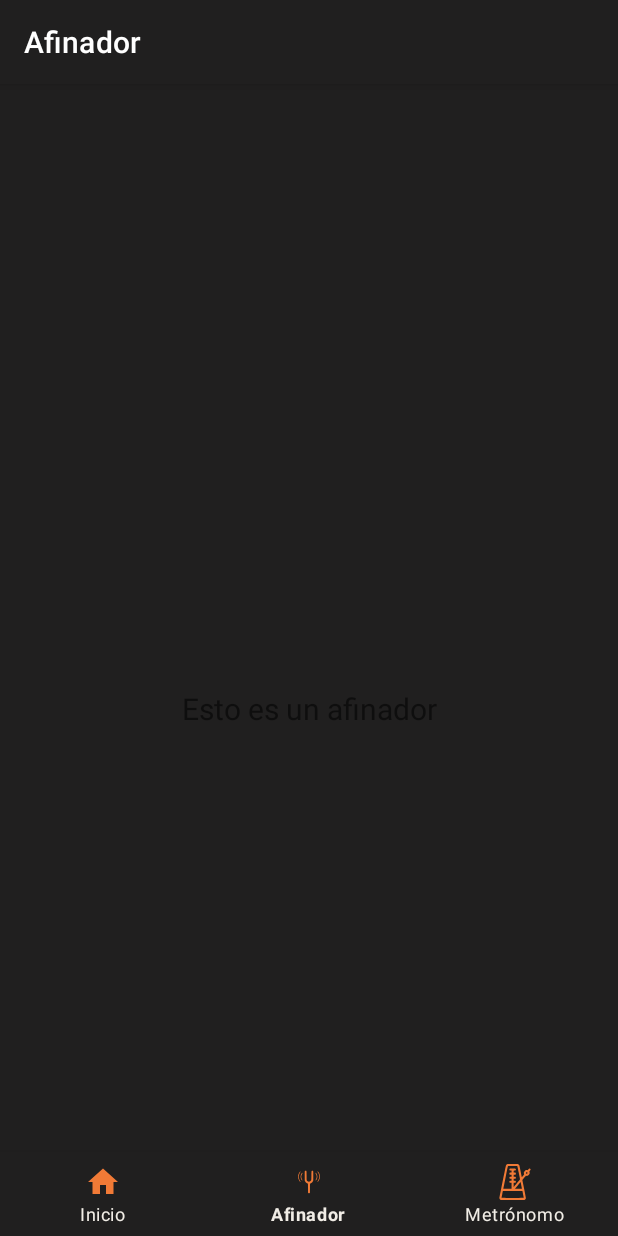
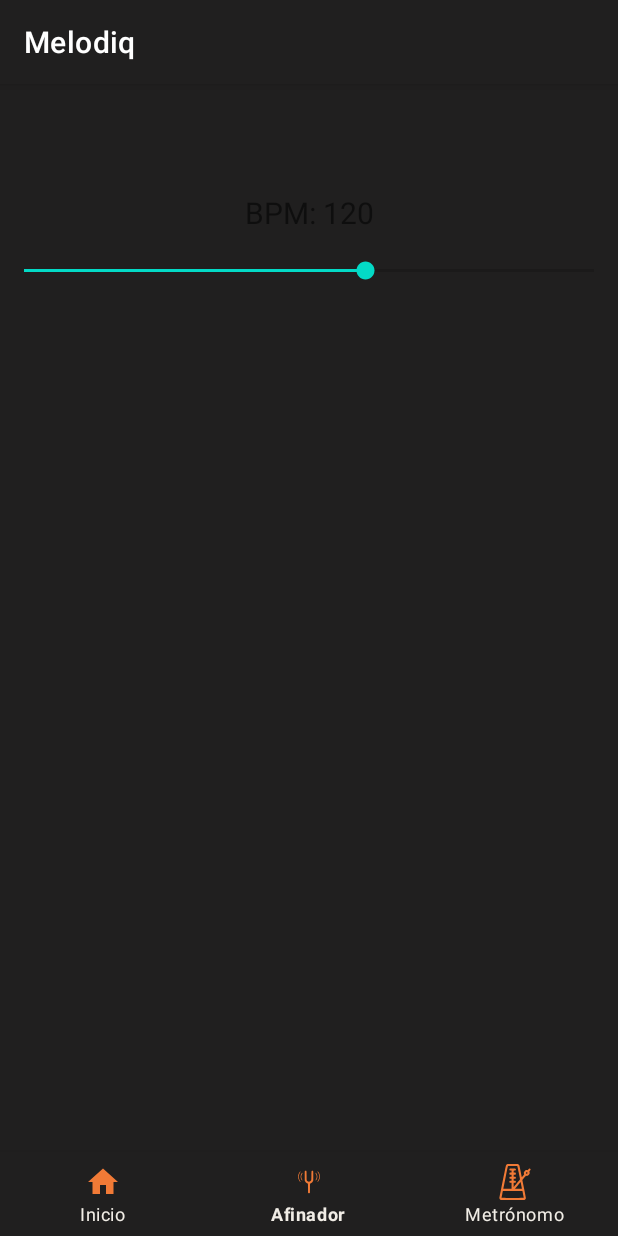
Before and after one commit to emontesadraz/MelodiqAndroid, an Android app: the MetronomeFragment screen opened through its navigation route, item 2 of the bottom bar chosen, on a phone screen of 412 x 824 dp. Run offline under Robolectric (Android 15) with nearby library versions, the phone set to English and light mode, and no system bars; our stand-ins replace navigation-ui; 6 statements that could not run were skipped.

Commit message:
La app se abre correctamente, ver algunos fallitos

```diff
--- a/app/build.gradle.kts
+++ b/app/build.gradle.kts
@@ -15,6 +15,7 @@ android {
         versionName = "1.0"
 
         testInstrumentationRunner = "androidx.test.runner.AndroidJUnitRunner"
+
     }
 
     buildTypes {
@@ -46,8 +47,8 @@ dependencies {
     implementation(libs.androidx.constraintlayout)
     implementation(libs.androidx.lifecycle.livedata.ktx)
     implementation(libs.androidx.lifecycle.viewmodel.ktx)
-    implementation(libs.androidx.navigation.fragment.ktx)
-    implementation(libs.androidx.navigation.ui.ktx)
+    implementation ("androidx.navigation:navigation-fragment-ktx:2.7.7")
+    implementation ("androidx.navigation:navigation-ui-ktx:2.7.7")
     testImplementation(libs.junit)
     androidTestImplementation(libs.androidx.junit)
     androidTestImplementation(libs.androidx.espresso.core)
--- a/app/src/main/java/com/example/melodiqandroid/MainActivity.kt
+++ b/app/src/main/java/com/example/melodiqandroid/MainActivity.kt
@@ -1,35 +1,23 @@
 package com.example.melodiqandroid
-
 import android.os.Bundle
+import androidx.appcompat.app.AppCompatActivity
+import androidx.navigation.fragment.NavHostFragment
+import androidx.navigation.ui.setupWithNavController
+import com.example.melodiqandroid.R
 import com.google.android.material.bottomnavigation.BottomNavigationView
-import androidx.appcompat.app.AppCompatActivity
-import androidx.navigation.findNavController
-import androidx.navigation.ui.AppBarConfiguration
-import androidx.navigation.ui.setupActionBarWithNavController
-import androidx.navigation.ui.setupWithNavController
-import com.example.melodiqandroid.databinding.ActivityMainBinding
 
 class MainActivity : AppCompatActivity() {
-
-    private lateinit var binding: ActivityMainBinding
-
     override fun onCreate(savedInstanceState: Bundle?) {
         super.onCreate(savedInstanceState)
+        setContentView(R.layout.activity_main)
 
-        binding = ActivityMainBinding.inflate(layoutInflater)
-        setContentView(binding.root)
+        val navHostFragment = supportFragmentManager
+            .findFragmentById(R.id.nav_host_fragment) as NavHostFragment
 
-        val navView: BottomNavigationView = binding.navView
+        val navController = navHostFragment.navController
 
-        val navController = findNavController(R.id.nav_host_fragment_activity_main)
-        // Passing each menu ID as a set of Ids because each
-        // menu should be considered as top level destinations.
-        val appBarConfiguration = AppBarConfiguration(
-            setOf(
-                R.id.navigation_home, R.id.navigation_dashboard, R.id.navigation_notifications
-            )
-        )
-        setupActionBarWithNavController(navController, appBarConfiguration)
-        navView.setupWithNavController(navController)
+        // Conexión con el BottomNavigationView
+        val bottomNav = findViewById<BottomNavigationView>(R.id.nav_view)
+        bottomNav.setupWithNavController(navController)
     }
 }
--- a/app/src/main/java/com/example/melodiqandroid/ui/metronome/model/Metronome.kt
+++ b/app/src/main/java/com/example/melodiqandroid/ui/metronome/model/Metronome.kt
@@ -8,6 +8,9 @@ class Metronome(private val soundManager: SoundManager) {
     private var bpm = 60
     private val delay: Long get() = 60000L / bpm // ms por pulso
 
+    /**
+     * Devuelve el BPM actual del metrónomo.
+     */
     /**
      * Cambia el BPM del metrónomo.
      * @param newBpm El nuevo BPM. Debe estar entre 40 y 208.
--- a/app/src/main/java/com/example/melodiqandroid/ui/metronome/view/MetronomeFragment.kt
+++ b/app/src/main/java/com/example/melodiqandroid/ui/metronome/view/MetronomeFragment.kt
@@ -4,40 +4,50 @@ import android.os.Bundle
 import android.view.LayoutInflater
 import android.view.View
 import android.view.ViewGroup
+import android.widget.SeekBar
 import android.widget.TextView
 import androidx.fragment.app.Fragment
 import androidx.lifecycle.ViewModelProvider
-import com.example.melodiqandroid.databinding.FragmentNotificationsBinding
+import com.example.melodiqandroid.R
 import com.example.melodiqandroid.ui.metronome.viewmodel.MetronomeViewModel
 
 class MetronomeFragment : Fragment() {
 
-    private var _binding: FragmentNotificationsBinding? = null
-
-    // This property is only valid between onCreateView and
-    // onDestroyView.
-    private val binding get() = _binding!!
+    private lateinit var metronomeViewModel: MetronomeViewModel
 
     override fun onCreateView(
         inflater: LayoutInflater,
         container: ViewGroup?,
         savedInstanceState: Bundle?
     ): View {
-        val notificationsViewModel =
-            ViewModelProvider(this).get(MetronomeViewModel::class.java)
+        val root = inflater.inflate(R.layout.fragment_metronome, container, false)
 
-        _binding = FragmentNotificationsBinding.inflate(inflater, container, false)
-        val root: View = binding.root
+        // Inicializa el ViewModel
+        metronomeViewModel = ViewModelProvider(this).get(MetronomeViewModel::class.java)
 
-        val textView: TextView = binding.textNotifications
-        notificationsViewModel.text.observe(viewLifecycleOwner) {
-            textView.text = it
+        // Referencias a los elementos de la UI
+        val bpmText = root.findViewById<TextView>(R.id.bpmText)
+        val seekBar = root.findViewById<SeekBar>(R.id.seekBar)
+
+        // Observa los cambios en el LiveData de BPM
+        metronomeViewModel.bpm.observe(viewLifecycleOwner) { bpm ->
+            bpmText.text = "BPM: $bpm"
+            seekBar.progress = bpm
         }
+
+        // Configura el SeekBar
+        seekBar.max = MetronomeViewModel.MAX_BPM - MetronomeViewModel.MIN_BPM
+        seekBar.setOnSeekBarChangeListener(object : SeekBar.OnSeekBarChangeListener {
+            override fun onProgressChanged(seekBar: SeekBar?, progress: Int, fromUser: Boolean) {
+                if (fromUser) {
+                    metronomeViewModel.setBpm(progress + MetronomeViewModel.MIN_BPM)
+                }
+            }
+
+            override fun onStartTrackingTouch(seekBar: SeekBar?) {}
+            override fun onStopTrackingTouch(seekBar: SeekBar?) {}
+        })
+
         return root
     }
-
-    override fun onDestroyView() {
-        super.onDestroyView()
-        _binding = null
-    }
 }
--- a/app/src/main/java/com/example/melodiqandroid/ui/tuner/view/TunerFragment.kt
+++ b/app/src/main/java/com/example/melodiqandroid/ui/tuner/view/TunerFragment.kt
@@ -7,12 +7,12 @@ import android.view.ViewGroup
 import android.widget.TextView
 import androidx.fragment.app.Fragment
 import androidx.lifecycle.ViewModelProvider
-import com.example.melodiqandroid.databinding.FragmentDashboardBinding
+import com.example.melodiqandroid.databinding.FragmentTunerBinding
 import com.example.melodiqandroid.ui.tuner.viewmodel.TunerViewModel
 
-class DashboardFragment : Fragment() {
+class TunerFragment : Fragment() {
 
-    private var _binding: FragmentDashboardBinding? = null
+    private var _binding: FragmentTunerBinding? = null
 
     // This property is only valid between onCreateView and
     // onDestroyView.
@@ -23,14 +23,14 @@ class DashboardFragment : Fragment() {
         container: ViewGroup?,
         savedInstanceState: Bundle?
     ): View {
-        val dashboardViewModel =
+        val tunerViewModel =
             ViewModelProvider(this).get(TunerViewModel::class.java)
 
-        _binding = FragmentDashboardBinding.inflate(inflater, container, false)
+        _binding = FragmentTunerBinding.inflate(inflater, container, false)
         val root: View = binding.root
 
         val textView: TextView = binding.textDashboard
-        dashboardViewModel.text.observe(viewLifecycleOwner) {
+        tunerViewModel.text.observe(viewLifecycleOwner) {
             textView.text = it
         }
         return root
--- a/app/src/main/res/layout/activity_main.xml
+++ b/app/src/main/res/layout/activity_main.xml
@@ -6,6 +6,14 @@
     android:layout_height="match_parent"
     android:paddingTop="?attr/actionBarSize"
     android:background="@color/ic_melodiq_background">
+
+    <androidx.fragment.app.FragmentContainerView
+        android:id="@+id/nav_host_fragment"
+        android:name="androidx.navigation.fragment.NavHostFragment"
+        android:layout_width="match_parent"
+        android:layout_height="match_parent"
+        app:defaultNavHost="true"
+        app:navGraph="@navigation/mobile_navigation" />
 
     <com.google.android.material.bottomnavigation.BottomNavigationView
         android:id="@+id/nav_view"
@@ -21,16 +29,4 @@
         app:layout_constraintRight_toRightOf="parent"
         app:menu="@menu/bottom_nav_menu" />
 
-    <fragment
-        android:id="@+id/nav_host_fragment_activity_main"
-        android:name="androidx.navigation.fragment.NavHostFragment"
-        android:layout_width="match_parent"
-        android:layout_height="match_parent"
-        app:defaultNavHost="true"
-        app:layout_constraintBottom_toTopOf="@id/nav_view"
-        app:layout_constraintLeft_toLeftOf="parent"
-        app:layout_constraintRight_toRightOf="parent"
-        app:layout_constraintTop_toTopOf="parent"
-        app:navGraph="@navigation/mobile_navigation" />
-
 </androidx.constraintlayout.widget.ConstraintLayout>
--- a/app/src/main/res/layout/fragment_dashboard.xml
+++ /dev/null
@@ -1,22 +0,0 @@
-<?xml version="1.0" encoding="utf-8"?>
-<androidx.constraintlayout.widget.ConstraintLayout xmlns:android="http://schemas.android.com/apk/res/android"
-    xmlns:app="http://schemas.android.com/apk/res-auto"
-    xmlns:tools="http://schemas.android.com/tools"
-    android:layout_width="match_parent"
-    android:layout_height="match_parent"
-    tools:context=".ui.tuner.view.DashboardFragment">
-
-    <TextView
-        android:id="@+id/text_dashboard"
-        android:layout_width="match_parent"
-        android:layout_height="wrap_content"
-        android:layout_marginStart="8dp"
-        android:layout_marginTop="8dp"
-        android:layout_marginEnd="8dp"
-        android:textAlignment="center"
-        android:textSize="20sp"
-        app:layout_constraintBottom_toBottomOf="parent"
-        app:layout_constraintEnd_toEndOf="parent"
-        app:layout_constraintStart_toStartOf="parent"
-        app:layout_constraintTop_toTopOf="parent" />
-</androidx.constraintlayout.widget.ConstraintLayout>
--- /dev/null
+++ b/app/src/main/res/layout/fragment_tuner.xml
@@ -0,0 +1,31 @@
+<?xml version="1.0" encoding="utf-8"?>
+<androidx.constraintlayout.widget.ConstraintLayout xmlns:android="http://schemas.android.com/apk/res/android"
+    xmlns:app="http://schemas.android.com/apk/res-auto"
+    xmlns:tools="http://schemas.android.com/tools"
+    android:layout_width="match_parent"
+    android:layout_height="match_parent"
+    tools:context=".ui.metronome.view.MetronomeFragment">
+
+
+    <TextView
+        android:id="@+id/bpmText"
+        android:layout_width="wrap_content"
+        android:layout_height="wrap_content"
+        android:text="BPM: 120"
+        android:textSize="20sp"
+        app:layout_constraintTop_toTopOf="parent"
+        app:layout_constraintStart_toStartOf="parent"
+        app:layout_constraintEnd_toEndOf="parent"
+        android:layout_marginTop="16dp" />
+
+    <SeekBar
+        android:id="@+id/seekBar"
+        android:layout_width="0dp"
+        android:layout_height="wrap_content"
+        android:max="200"
+        android:progress="120"
+        app:layout_constraintTop_toBottomOf="@id/bpmText"
+        app:layout_constraintStart_toStartOf="parent"
+        app:layout_constraintEnd_toEndOf="parent"
+        android:layout_marginTop="16dp" />
+</androidx.constraintlayout.widget.ConstraintLayout>
--- a/app/src/main/res/navigation/mobile_navigation.xml
+++ b/app/src/main/res/navigation/mobile_navigation.xml
@@ -13,13 +13,13 @@
 
     <fragment
         android:id="@+id/navigation_dashboard"
-        android:name="com.example.melodiqandroid.ui.tuner.view.DashboardFragment"
+        android:name="com.example.melodiqandroid.ui.tuner.view.TunerFragment"
         android:label="@string/title_tuner"
-        tools:layout="@layout/fragment_dashboard" />
+        tools:layout="@layout/fragment_tuner" />
 
     <fragment
         android:id="@+id/navigation_notifications"
         android:name="com.example.melodiqandroid.ui.metronome.view.MetronomeFragment"
         android:label="@string/title_metronome"
-        tools:layout="@layout/fragment_notifications" />
+        tools:layout="@layout/fragment_metronome" />
 </navigation>
--- a/gradle.properties
+++ b/gradle.properties
@@ -6,7 +6,6 @@
 # http://www.gradle.org/docs/current/userguide/build_environment.html
 # Specifies the JVM arguments used for the daemon process.
 # The setting is particularly useful for tweaking memory settings.
-org.gradle.jvmargs=-Xmx2048m -Dfile.encoding=UTF-8
 # When configured, Gradle will run in incubating parallel mode.
 # This option should only be used with decoupled projects. For more details, visit
 # https://developer.android.com/r/tools/gradle-multi-project-decoupled-projects
@@ -14,10 +13,13 @@ org.gradle.jvmargs=-Xmx2048m -Dfile.encoding=UTF-8
 # AndroidX package structure to make it clearer which packages are bundled with the
 # Android operating system, and which are packaged with your app's APK
 # https://developer.android.com/topic/libraries/support-library/androidx-rn
-android.useAndroidX=true
 # Kotlin code style for this project: "official" or "obsolete":
 kotlin.code.style=official
 # Enables namespacing of each library's R class so that its R class includes only the
 # resources declared in the library itself and none from the library's dependencies,
 # thereby reducing the size of the R class for that library
 android.nonTransitiveRClass=true
+org.gradle.daemon=true
+org.gradle.parallel=true
+org.gradle.jvmargs=-Xmx4096m
+android.useAndroidX=true
```
Also changed, not shown: app/src/main/java/com/example/melodiqandroid/ui/metronome/viewmodel/MetronomeViewModel.kt (+58 -4 lines), app/src/main/res/layout/fragment_metronome.xml (renamed from app/src/main/res/layout/fragment_notifications.xml).
